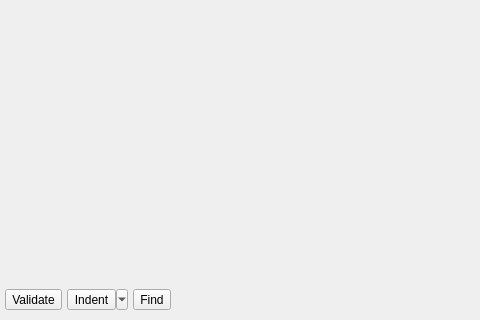
The window that apps/pgmodeler-se/ui/sourceeditorwidget.ui (pgmodeler/pgmodeler) describes before a commit, drawn with Qt 5; both pictures show x 0 to 480 and y 416 to 736 of the 1212 by 736 pixel window.
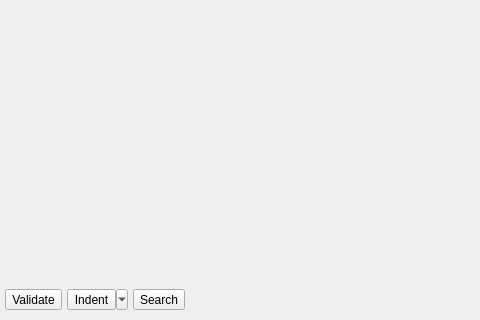
The same window after the commit. Icons and pictures are not drawn.

Commit message: Renamed the widget FindReplaceWidget to SearchReplaceWidget for a better semantics

Diff of the .ui file:
```diff
--- a/apps/pgmodeler-se/ui/sourceeditorwidget.ui
+++ b/apps/pgmodeler-se/ui/sourceeditorwidget.ui
@@ -185,7 +185,7 @@
         </size>
        </property>
        <property name="text">
-        <string>Find</string>
+        <string>Search</string>
        </property>
        <property name="icon">
         <iconset resource="../../../libs/libgui/res/resources.qrc">
```
Left out of the diff: 4 changed lines with no effect on the pictures. The commit also changes 15 other files.
